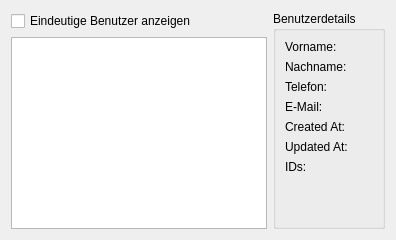
Before: the Qt Designer form src/ui/design/user_info.ui in CodeName-666/VDataParser, drawn with Qt 5.
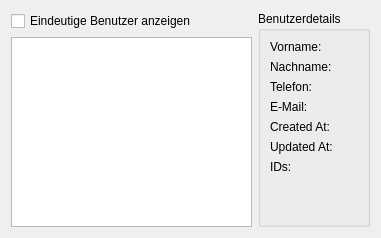
After: the same form once the commit is applied.

```diff
--- a/src/ui/design/user_info.ui
+++ b/src/ui/design/user_info.ui
@@ -2,6 +2,14 @@
 <ui version="4.0">
  <class>MainWindowWidget</class>
  <widget class="QWidget" name="MainWindowWidget">
+  <property name="geometry">
+   <rect>
+    <x>0</x>
+    <y>0</y>
+    <width>381</width>
+    <height>238</height>
+   </rect>
+  </property>
   <property name="windowTitle">
    <string>Benutzerübersicht</string>
   </property>
@@ -20,13 +28,26 @@
       </widget>
      </item>
      <item>
-      <widget class="QListWidget" name="listWidgetUsers"/>
+      <widget class="QListWidget" name="listWidgetUsers">
+       <property name="sizePolicy">
+        <sizepolicy hsizetype="Preferred" vsizetype="Preferred">
+         <horstretch>0</horstretch>
+         <verstretch>0</verstretch>
+        </sizepolicy>
+       </property>
+      </widget>
      </item>
     </layout>
    </item>
    <!-- Rechter Bereich: Detailanzeige -->
    <item>
     <widget class="QGroupBox" name="groupBoxDetails">
+     <property name="sizePolicy">
+      <sizepolicy hsizetype="Expanding" vsizetype="Expanding">
+       <horstretch>0</horstretch>
+       <verstretch>0</verstretch>
+      </sizepolicy>
+     </property>
      <property name="title">
       <string>Benutzerdetails</string>
      </property>
```
Left out of the diff: 23 changed lines with no effect on the pictures.
